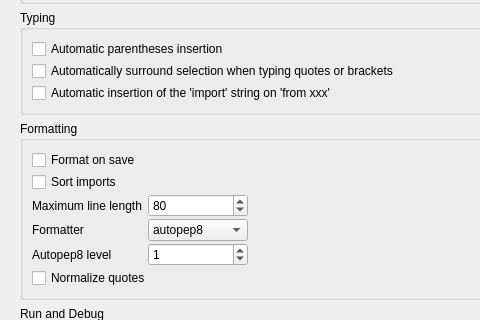
carsmie/QGIS, file python/console/console_settings.ui: the form before one commit; both pictures show x 0 to 480 and y 82 to 402 of the 809 by 860 pixel window.
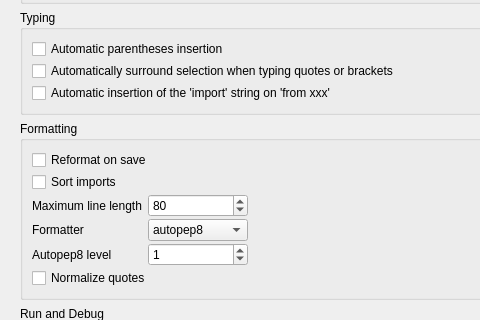
The form after the commit. Custom widgets are drawn as their Qt base class.

Commit message: Change wording format->reformat

Patch:
```diff
--- a/python/console/console_settings.ui
+++ b/python/console/console_settings.ui
@@ -489,7 +489,7 @@
           <item row="0" column="0" colspan="2">
            <widget class="QCheckBox" name="formatOnSave">
             <property name="text">
-             <string>Format on save</string>
+             <string>Reformat on save</string>
             </property>
            </widget>
           </item>
```
The commit also changes 2 other files.
